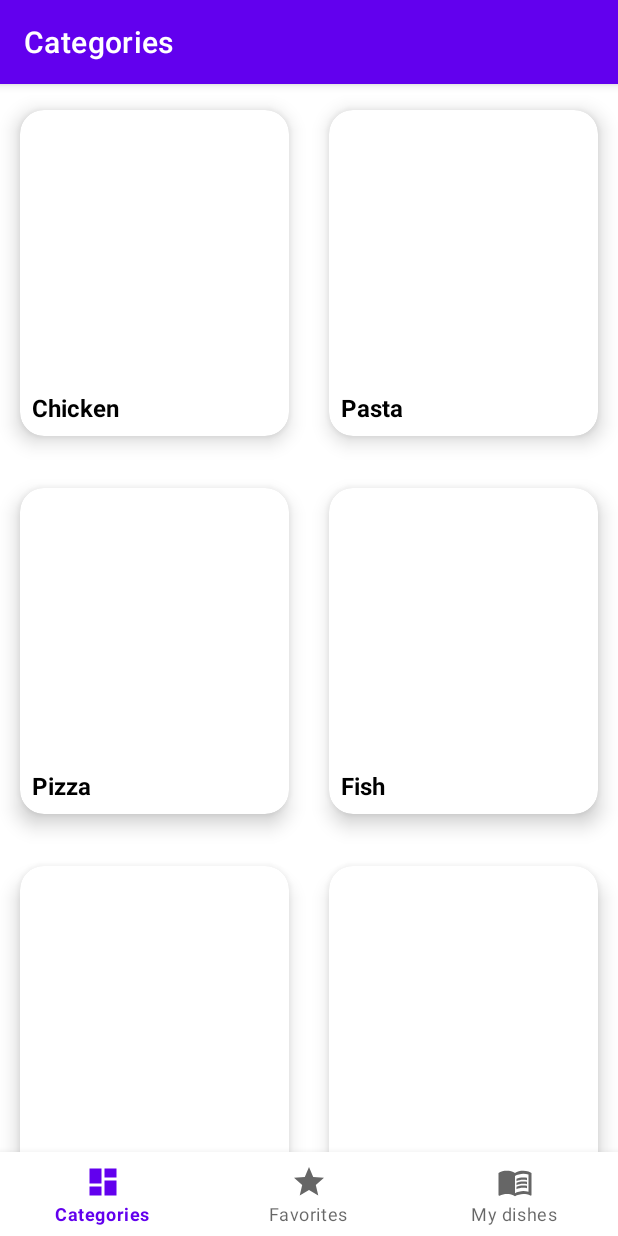
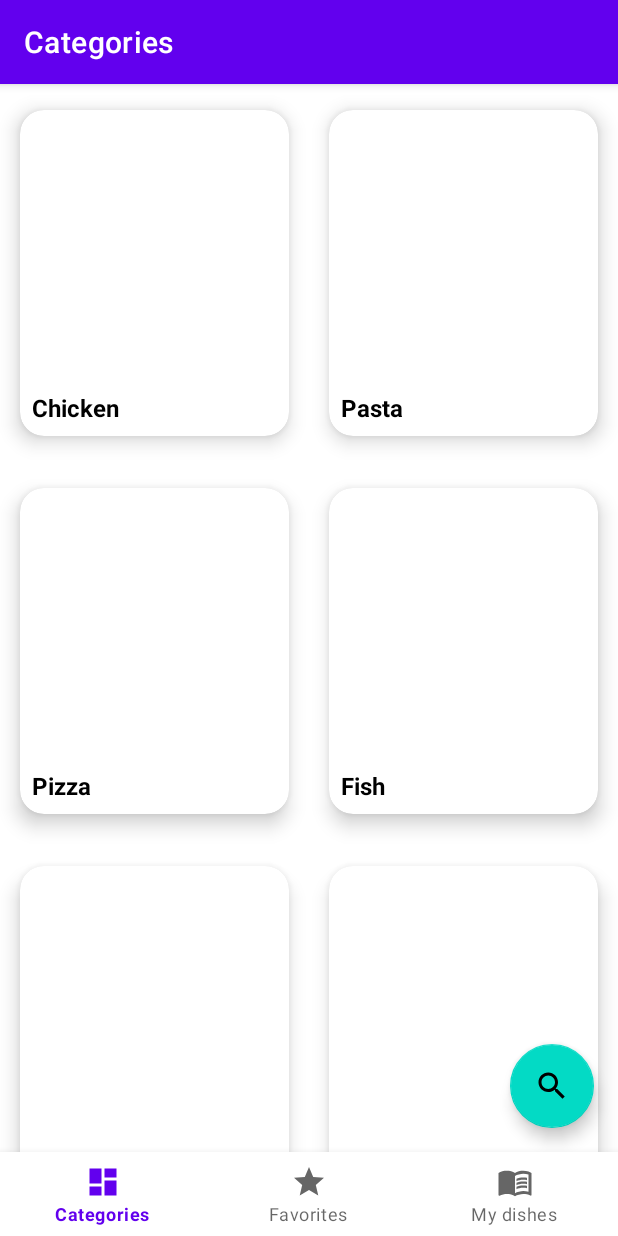
Before and after one commit to adamsylla97/RecipeApp, an Android app: the screen it shows after launch (MainActivity), on a phone screen of 412 x 824 dp. Run offline under Robolectric (Android 15) with nearby library versions, the light colour scheme and no system bars; our stand-ins replace Room's generated code, data binding, navigation-ui; 1 statement that could not run was skipped.

Commit message:
- added making photos - added search feature

```diff
--- a/app/src/main/java/com/recipeapp/AppModule.kt
+++ b/app/src/main/java/com/recipeapp/AppModule.kt
@@ -9,6 +9,7 @@ import com.recipeapp.ui.categories.RecipeCategoriesViewModel
 import com.recipeapp.ui.categories.api.RecipesApi
 import com.recipeapp.ui.categories.categorydetails.CategoryDetailsViewModel
 import com.recipeapp.ui.categories.recipedetails.RecipeDetailsViewModel
+import com.recipeapp.ui.categories.recipesearch.RecipeSearchViewModel
 import com.recipeapp.ui.categories.service.RecipesService
 import com.recipeapp.ui.favorites.FavoritesViewModel
 import com.recipeapp.ui.mydishes.MyDishesService
@@ -66,6 +67,11 @@ object AppModule {
             MyDishesService(db)
         }
 
+        viewModel {
+            val service: RecipesService = get()
+            RecipeSearchViewModel(service)
+        }
+
     }
 
     val common = module {
--- a/app/src/main/java/com/recipeapp/database/FavoriteRecipesDataBase.kt
+++ b/app/src/main/java/com/recipeapp/database/FavoriteRecipesDataBase.kt
@@ -4,7 +4,7 @@ import androidx.room.Database
 import androidx.room.RoomDatabase
 import com.recipeapp.ui.mydishes.MyDishEntity
 
-@Database(entities = [FavoriteRecipe::class, MyDishEntity::class], version = 3)
+@Database(entities = [FavoriteRecipe::class, MyDishEntity::class], version = 4)
 abstract class FavoriteRecipesDataBase: RoomDatabase() {
     abstract fun favoritesRecipesDao(): FavoriteRecipeDao
     abstract fun myDishDao(): MyDishDao
--- a/app/src/main/java/com/recipeapp/ui/categories/RecipeCategoriesFragment.kt
+++ b/app/src/main/java/com/recipeapp/ui/categories/RecipeCategoriesFragment.kt
@@ -30,6 +30,9 @@ class RecipeCategoriesFragment : Fragment() {
             adapter = RecipeCategoriesAdapter{ onItemClick(it) }
             layoutManager = GridLayoutManager(requireContext(), 2)
         }
+        binding.searchFAB.setOnClickListener {
+            findNavController().navigate(RecipeCategoriesFragmentDirections.toSearch())
+        }
 
     }
 
--- a/app/src/main/java/com/recipeapp/ui/mydishes/adddish/AddDishViewModel.kt
+++ b/app/src/main/java/com/recipeapp/ui/mydishes/adddish/AddDishViewModel.kt
@@ -12,12 +12,14 @@ class AddDishViewModel(private val service: MyDishesService): ViewModel() {
     val recipeName = MutableLiveData<String>()
     val instructions = MutableLiveData<String>()
     val ingredients = MutableLiveData<String>()
+    val photoUrl = MutableLiveData<String>()
 
     fun addDish() = viewModelScope.launch {
         service.addDish(MyDish(
             name = recipeName.value!!,
             instructions = instructions.value!!,
-            ingredients = ingredients.value!!
+            ingredients = ingredients.value!!,
+            photoUrl = photoUrl.value!!
         ))
     }
 
--- a/app/src/main/res/layout/fragment_my_dish_details.xml
+++ b/app/src/main/res/layout/fragment_my_dish_details.xml
@@ -1,6 +1,7 @@
 <?xml version="1.0" encoding="utf-8"?>
 <layout xmlns:android="http://schemas.android.com/apk/res/android"
-    xmlns:tools="http://schemas.android.com/tools">
+    xmlns:tools="http://schemas.android.com/tools"
+    xmlns:rec="http://schemas.android.com/apk/res-auto">
 
     <data>
         <variable
@@ -23,7 +24,8 @@
                 android:layout_width="match_parent"
                 android:layout_height="250dp"
                 android:background="#DDDDDD"
-                android:src="@drawable/ic_placeholder_image" />
+                android:src="@drawable/ic_placeholder_image"
+                rec:loadImageFromUri="@{viewModel.myDish.photoUrl}"/>
 
             <TextView
                 style="@style/Text.Medium.Bold"
--- a/app/src/main/res/layout/fragment_recipe_categories.xml
+++ b/app/src/main/res/layout/fragment_recipe_categories.xml
@@ -3,13 +3,13 @@
     xmlns:app="http://schemas.android.com/apk/res-auto">
 
     <data>
+
         <variable
             name="viewModel"
             type="com.recipeapp.ui.categories.RecipeCategoriesViewModel" />
     </data>
 
-    <androidx.constraintlayout.widget.ConstraintLayout
-        xmlns:tools="http://schemas.android.com/tools"
+    <androidx.constraintlayout.widget.ConstraintLayout xmlns:tools="http://schemas.android.com/tools"
         android:layout_width="match_parent"
         android:layout_height="match_parent"
         tools:context=".ui.categories.RecipeCategoriesFragment">
@@ -18,7 +18,16 @@
             android:id="@+id/recipes"
             android:layout_width="match_parent"
             android:layout_height="match_parent"
-            app:data="@{viewModel.recipes}"/>
+            app:data="@{viewModel.recipes}" />
+
+        <com.google.android.material.floatingactionbutton.FloatingActionButton
+            android:id="@+id/searchFAB"
+            android:layout_width="wrap_content"
+            android:layout_height="wrap_content"
+            android:layout_margin="@dimen/activity_horizontal_margin"
+            android:src="@drawable/ic_search"
+            app:layout_constraintBottom_toBottomOf="parent"
+            app:layout_constraintEnd_toEndOf="parent" />
 
     </androidx.constraintlayout.widget.ConstraintLayout>
 
--- a/app/src/main/res/layout/mydish_item.xml
+++ b/app/src/main/res/layout/mydish_item.xml
@@ -26,7 +26,8 @@
                 android:layout_width="match_parent"
                 android:layout_height="200dp"
                 android:background="@color/light_gray"
-                android:src="@drawable/ic_placeholder_image" />
+                android:src="@drawable/ic_placeholder_image"
+                rec:loadImageFromUri="@{viewModel.photoUrl}"/>
 
             <TextView
                 style="@style/Text.Medium.Bold"
--- a/app/src/main/res/navigation/categories_navigation.xml
+++ b/app/src/main/res/navigation/categories_navigation.xml
@@ -15,6 +15,11 @@
             app:destination="@id/categoryDetailsFragment"
             app:popUpToSaveState="true"
             app:restoreState="true"/>
+        <action
+            android:id="@+id/toSearch"
+            app:destination="@id/recipeSearchFragment"
+            app:popUpToSaveState="true"
+            app:restoreState="true" />
     </fragment>
 
     <fragment
@@ -37,5 +42,20 @@
     </fragment>
 
    <include app:graph="@navigation/recipe_details_navigation" />
+    <fragment
+        android:id="@+id/recipeSearchFragment"
+        android:name="com.recipeapp.ui.categories.recipesearch.RecipeSearchFragment"
+        android:label="Search" >
+        <action
+            android:id="@+id/toRecipeDetails"
+            app:destination="@id/recipe_details_navigation" >
+            <argument
+                android:name="recipeName"
+                app:argType="string" />
+            <argument
+                android:name="recipeId"
+                app:argType="string" />
+        </action>
+    </fragment>
 
 </navigation>
--- /dev/null
+++ b/app/src/main/res/xml/file_paths.xml
@@ -0,0 +1,6 @@
+<?xml version="1.0" encoding="utf-8"?>
+<paths>
+    <external-path
+        name="recipe_app_images"
+        path="Android/data/com.recipeapp/files/Pictures" />
+</paths>
```
Also changed, not shown: app/src/main/AndroidManifest.xml (+13 -0 lines), app/src/main/java/com/recipeapp/commons/bindingadapters/ImageViewBindingAdapters.kt (+18 -2 lines), app/src/main/java/com/recipeapp/ui/categories/recipesearch/RecipeSearchFragment.kt (added, +46 -0 lines), app/src/main/java/com/recipeapp/ui/categories/recipesearch/RecipeSearchViewModel.kt (added, +24 -0 lines), app/src/main/java/com/recipeapp/ui/mydishes/MyDish.kt (+6 -3 lines), app/src/main/java/com/recipeapp/ui/mydishes/adddish/AddDishFragment.kt (+54 -0 lines), app/src/main/res/layout/fragment_recipe_search.xml (added, +57 -0 lines).
